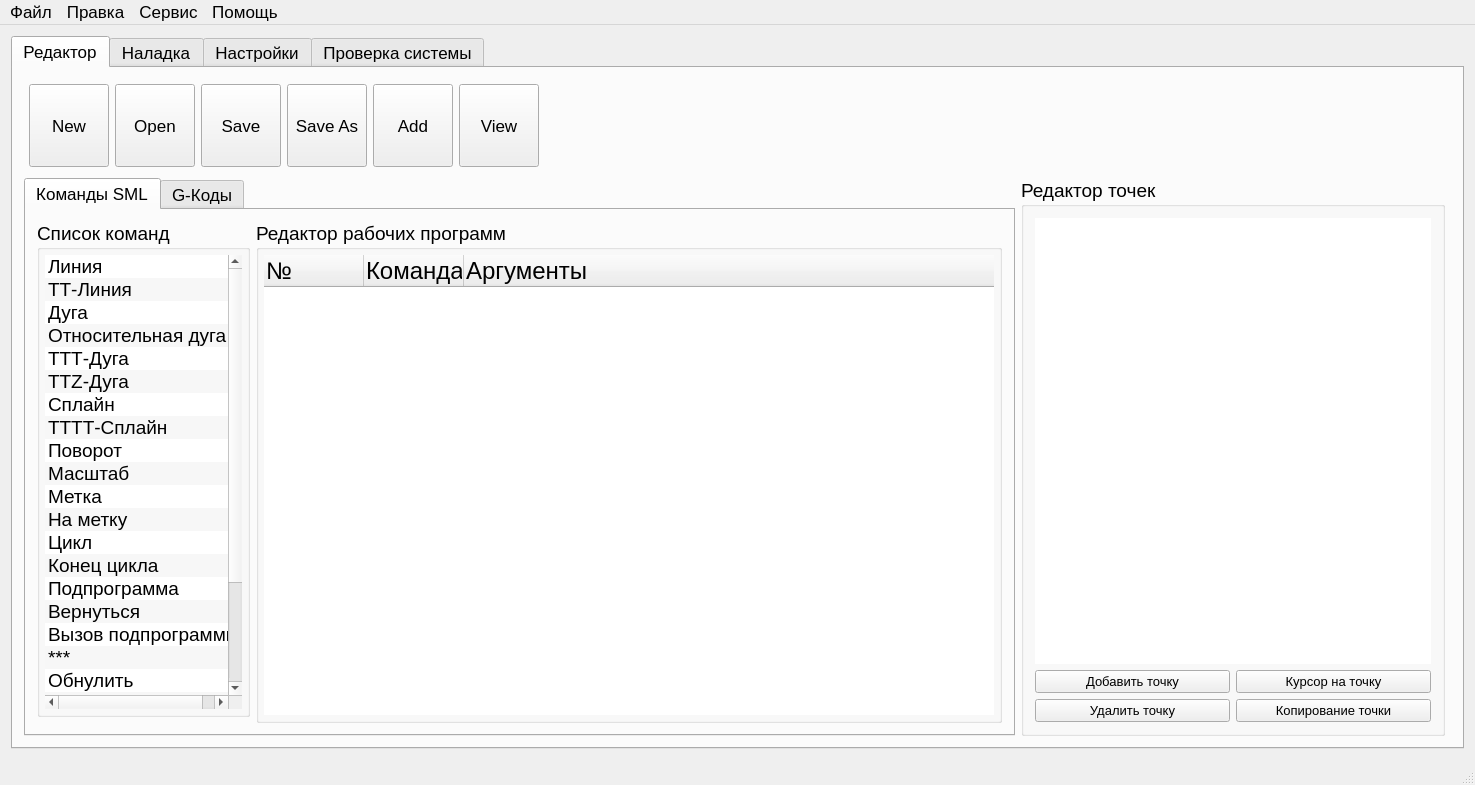
This is KAMEditor/gui/mainwindow.ui in Xtail96/SML as Qt 5 draws it before an edit. The edited form follows.
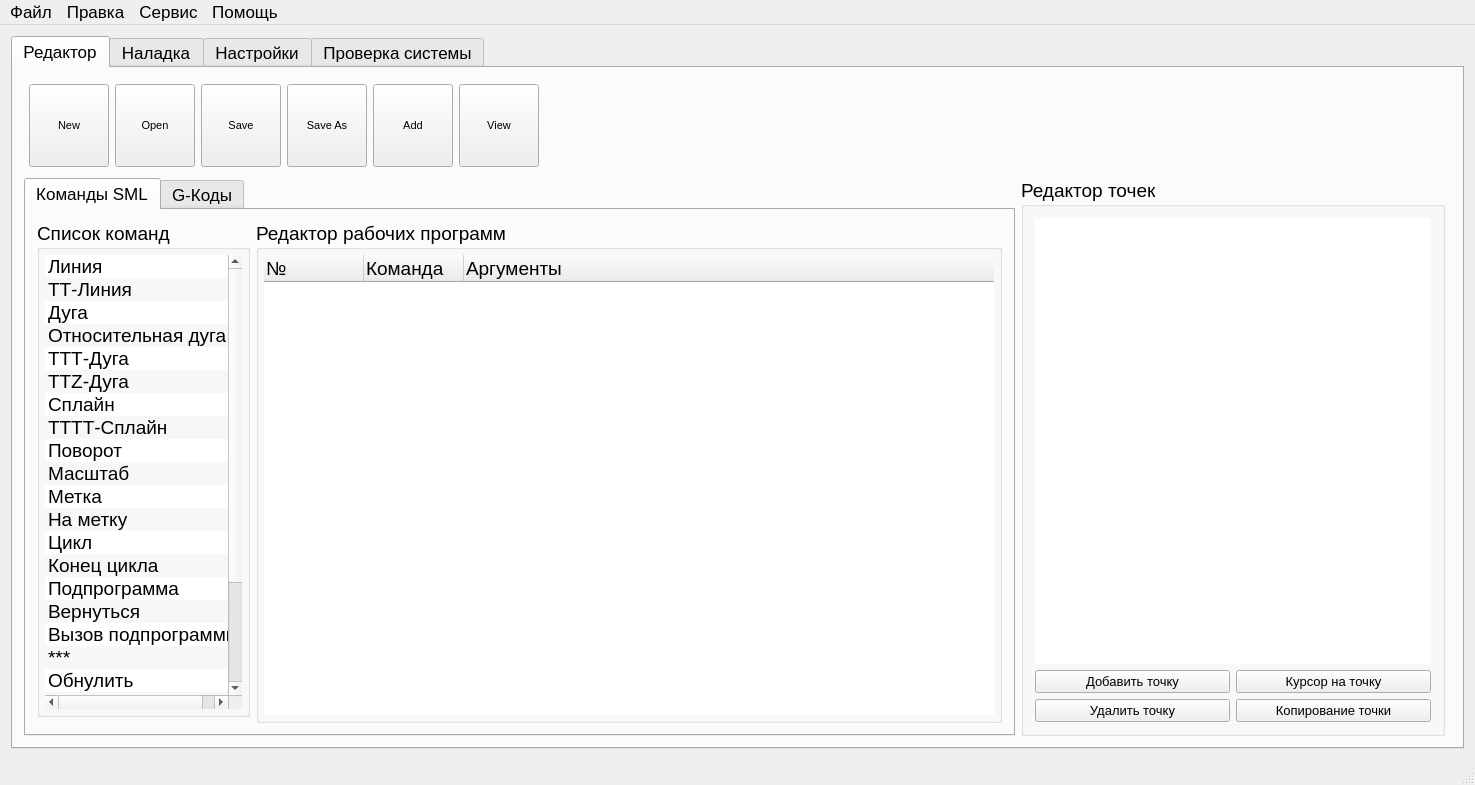
This is the edited form. The open tabs and pages were chosen to show the change. Icons and pictures are not drawn. Custom widgets are drawn as their Qt base class.

Commit message: Настроены размеры шрифтов вкладки Редактор для windows 10

Patch:
```diff
--- a/KAMEditor/gui/mainwindow.ui
+++ b/KAMEditor/gui/mainwindow.ui
@@ -244,6 +244,11 @@
                <verstretch>0</verstretch>
               </sizepolicy>
              </property>
+             <property name="font">
+              <font>
+               <pointsize>8</pointsize>
+              </font>
+             </property>
              <property name="text">
               <string>Save</string>
              </property>
@@ -253,8 +258,8 @@
              </property>
              <property name="iconSize">
               <size>
-               <width>64</width>
-               <height>64</height>
+               <width>50</width>
+               <height>50</height>
               </size>
              </property>
             </widget>
@@ -280,6 +285,11 @@
                <verstretch>0</verstretch>
               </sizepolicy>
              </property>
+             <property name="font">
+              <font>
+               <pointsize>8</pointsize>
+              </font>
+             </property>
              <property name="text">
               <string>View</string>
              </property>
@@ -289,8 +299,8 @@
              </property>
              <property name="iconSize">
               <size>
-               <width>64</width>
-               <height>64</height>
+               <width>50</width>
+               <height>50</height>
               </size>
              </property>
             </widget>
@@ -303,6 +313,11 @@
                <verstretch>0</verstretch>
               </sizepolicy>
              </property>
+             <property name="font">
+              <font>
+               <pointsize>8</pointsize>
+              </font>
+             </property>
              <property name="text">
               <string>Open</string>
              </property>
@@ -312,8 +327,8 @@
              </property>
              <property name="iconSize">
               <size>
-               <width>64</width>
-               <height>64</height>
+               <width>50</width>
+               <height>50</height>
               </size>
              </property>
             </widget>
@@ -326,6 +341,11 @@
                <verstretch>0</verstretch>
               </sizepolicy>
              </property>
+             <property name="font">
+              <font>
+               <pointsize>8</pointsize>
+              </font>
+             </property>
              <property name="text">
               <string>Save As</string>
              </property>
@@ -335,8 +355,8 @@
              </property>
              <property name="iconSize">
               <size>
-               <width>64</width>
-               <height>64</height>
+               <width>50</width>
+               <height>50</height>
               </size>
              </property>
             </widget>
@@ -349,6 +369,11 @@
                <verstretch>0</verstretch>
               </sizepolicy>
              </property>
+             <property name="font">
+              <font>
+               <pointsize>8</pointsize>
+              </font>
+             </property>
              <property name="text">
               <string>New</string>
              </property>
@@ -358,8 +383,8 @@
              </property>
              <property name="iconSize">
               <size>
-               <width>64</width>
-               <height>64</height>
+               <width>50</width>
+               <height>50</height>
               </size>
              </property>
             </widget>
@@ -372,6 +397,11 @@
                <verstretch>0</verstretch>
               </sizepolicy>
              </property>
+             <property name="font">
+              <font>
+               <pointsize>8</pointsize>
+              </font>
+             </property>
              <property name="text">
               <string>Add</string>
              </property>
@@ -381,8 +411,8 @@
              </property>
              <property name="iconSize">
               <size>
-               <width>64</width>
-               <height>64</height>
+               <width>50</width>
+               <height>50</height>
               </size>
              </property>
             </widget>
@@ -658,7 +688,7 @@
                 <widget class="SMLTreeWidget" name="smlEditorTreeWidget">
                  <property name="font">
                   <font>
-                   <pointsize>18</pointsize>
+                   <pointsize>14</pointsize>
                    <weight>50</weight>
                    <italic>false</italic>
                    <bold>false</bold>
```
Left out of the diff: 2 changed lines with no effect on the pictures.
